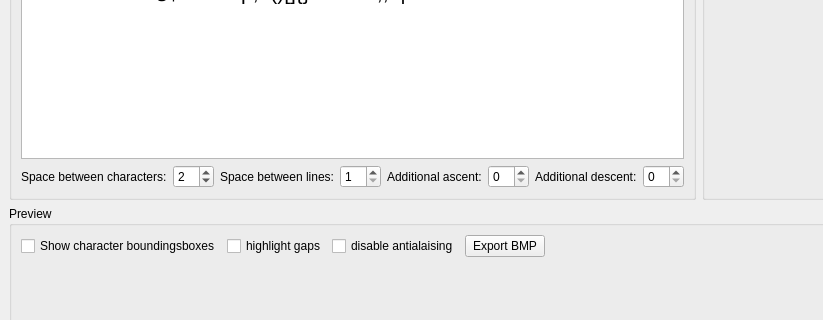
This is mainwindow.ui in ma7t3/OmsiFontGenerator as Qt 5 draws it before an edit; both pictures show x 0 to 823 and y 132 to 452 of the 1350 by 700 pixel window. The edited form follows.
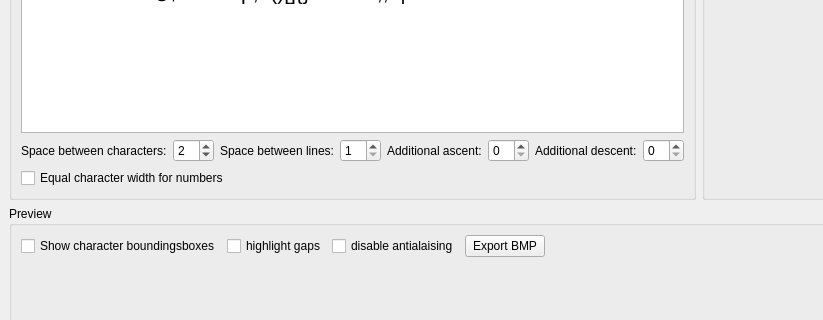
This is the edited form. Custom widgets are drawn as their Qt base class.

Commit message:
added option for equal number width
fix #1

Diff of the .ui file:
```diff
--- a/mainwindow.ui
+++ b/mainwindow.ui
@@ -111,6 +111,13 @@
            </item>
           </layout>
          </item>
+         <item>
+          <widget class="QCheckBox" name="cbEqualNumberWidth">
+           <property name="text">
+            <string>Equal character width for numbers</string>
+           </property>
+          </widget>
+         </item>
         </layout>
        </widget>
       </item>
```
Left out of the diff: 13 changed lines with no effect on the pictures. The commit also changes 1 other file.
